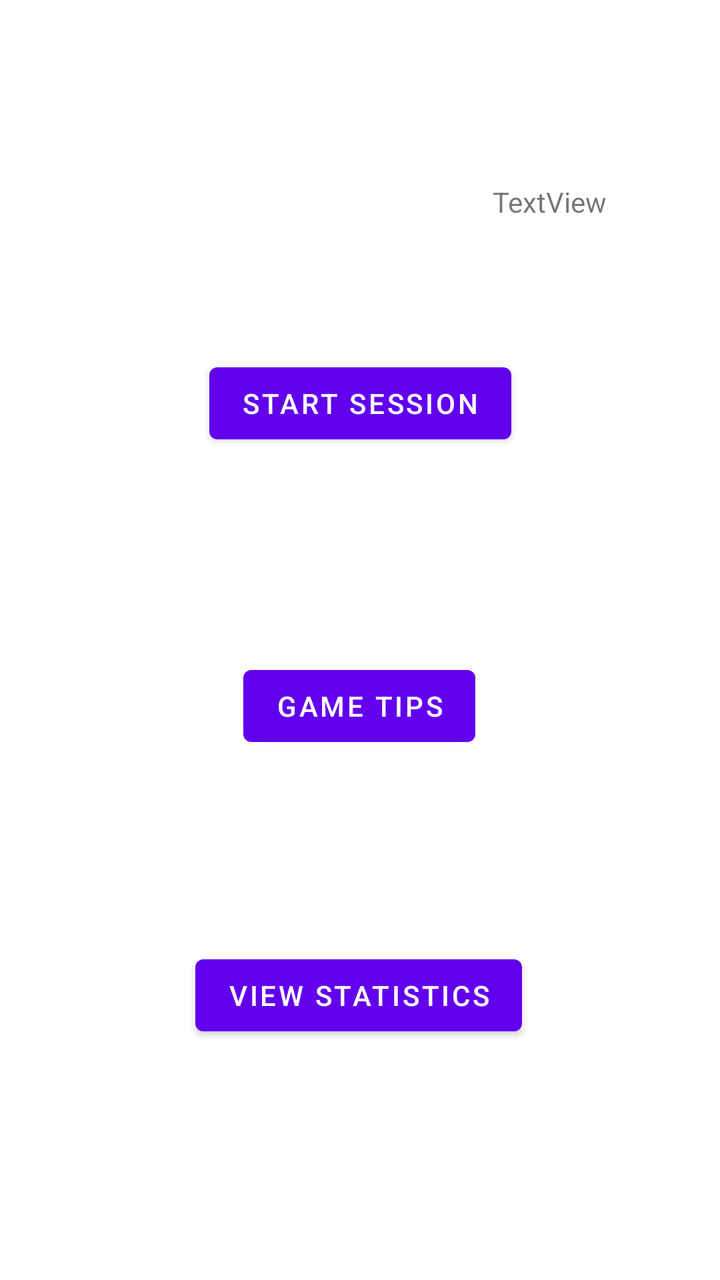
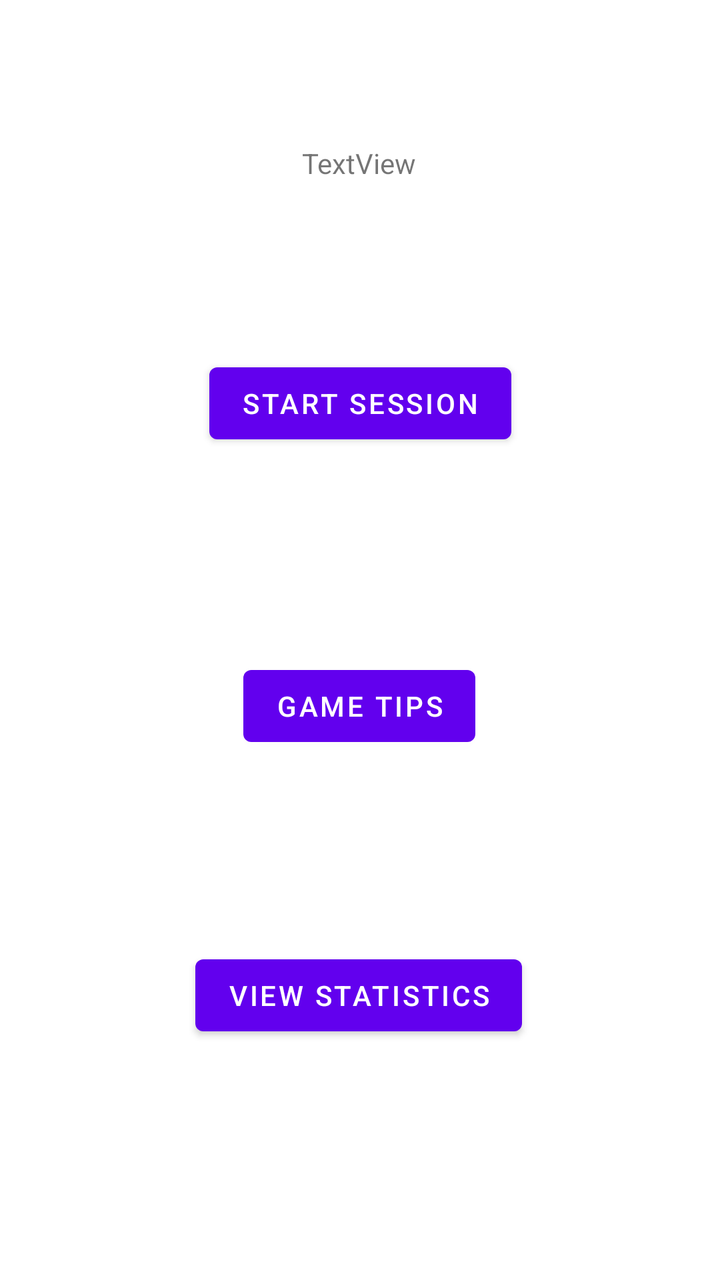

Two renders of the same Android screen: before a commit and after it. Below are the layout's source before the change and the commit's diff.
<!-- AndroidManifest.xml: application theme Theme.GamblingBadger -->
<!-- res/layout/fragment_home.xml -->
<?xml version="1.0" encoding="utf-8"?>
<androidx.constraintlayout.widget.ConstraintLayout xmlns:android="http://schemas.android.com/apk/res/android"
    xmlns:app="http://schemas.android.com/apk/res-auto"
    xmlns:tools="http://schemas.android.com/tools"
    android:layout_width="match_parent"
    android:layout_height="match_parent"
    tools:context=".HomeFragment">

    <TextView
        android:id="@+id/homeFrag_textview_text"
        android:layout_width="wrap_content"
        android:layout_height="wrap_content"
        android:text="@string/text_view"
        app:layout_constraintBottom_toBottomOf="parent"
        app:layout_constraintEnd_toEndOf="parent"
        app:layout_constraintHorizontal_bias="0.813"
        app:layout_constraintStart_toStartOf="parent"
        app:layout_constraintTop_toTopOf="parent"
        app:layout_constraintVertical_bias="0.147" />

    <Button
        android:id="@+id/homeFrag_button_gameTips"
        android:layout_width="wrap_content"
        android:layout_height="wrap_content"
        android:text="@string/casinoSessionFrag_button_gameTips_label"
        app:layout_constraintBottom_toTopOf="@+id/homeFrag_button_statistics"
        app:layout_constraintEnd_toEndOf="parent"
        app:layout_constraintHorizontal_bias="0.498"
        app:layout_constraintStart_toStartOf="parent"
        app:layout_constraintTop_toBottomOf="@+id/homeFrag_button_startSession"
        app:layout_constraintVertical_bias="0.517" />

    <Button
        android:id="@+id/homeFrag_button_startSession"
        android:layout_width="wrap_content"
        android:layout_height="wrap_content"
        android:text="@string/homeFrag_button_startSession_label"
        app:layout_constraintBottom_toBottomOf="parent"
        app:layout_constraintEnd_toEndOf="parent"
        app:layout_constraintStart_toStartOf="parent"
        app:layout_constraintTop_toTopOf="parent"
        app:layout_constraintVertical_bias="0.3" />

    <Button
        android:id="@+id/homeFrag_button_statistics"
        android:layout_width="wrap_content"
        android:layout_height="wrap_content"
        android:text="@string/homeFrag_button_statistics_label"
        app:layout_constraintBottom_toBottomOf="parent"
        app:layout_constraintEnd_toEndOf="parent"
        app:layout_constraintHorizontal_bias="0.497"
        app:layout_constraintStart_toStartOf="parent"
        app:layout_constraintTop_toTopOf="parent"
        app:layout_constraintVertical_bias="0.8" />

</androidx.constraintlayout.widget.ConstraintLayout>
<!-- resources referenced by this layout -->
<resources>
  <string name="casinoSessionFrag_button_gameTips_label">@string/gameTips_label</string>
  <string name="homeFrag_button_startSession_label">@string/startSession_label</string>
  <string name="homeFrag_button_statistics_label">@string/statistics_label</string>
  <string name="text_view">TextView</string>
  <style name="Theme.GamblingBadger" parent="Theme.MaterialComponents.DayNight.DarkActionBar">
          
          <item name="colorPrimary">@color/purple_500</item>
          <item name="colorPrimaryVariant">@color/purple_700</item>
          <item name="colorOnPrimary">@color/white</item>
          
          <item name="colorSecondary">@color/teal_200</item>
          <item name="colorSecondaryVariant">@color/teal_700</item>
          <item name="colorOnSecondary">@color/black</item>
          
          <item name="android:statusBarColor" tools:targetApi="l">?attr/colorPrimaryVariant</item>
          
      </style>
  <color name="purple_500">#FF6200EE</color>
  <color name="purple_700">#FF3700B3</color>
  <color name="white">#FFFFFFFF</color>
  <color name="teal_200">#FF03DAC5</color>
  <color name="teal_700">#FF018786</color>
  <color name="black">#FF000000</color>
</resources>

<!-- the commit's change to res/layout/fragment_home.xml (unified diff, before → after) -->
@@ -13,10 +13,10 @@
         android:text="@string/text_view"
         app:layout_constraintBottom_toBottomOf="parent"
         app:layout_constraintEnd_toEndOf="parent"
-        app:layout_constraintHorizontal_bias="0.813"
+        app:layout_constraintHorizontal_bias="0.498"
         app:layout_constraintStart_toStartOf="parent"
         app:layout_constraintTop_toTopOf="parent"
-        app:layout_constraintVertical_bias="0.147" />
+        app:layout_constraintVertical_bias="0.116" />
 
     <Button
         android:id="@+id/homeFrag_button_gameTips"
